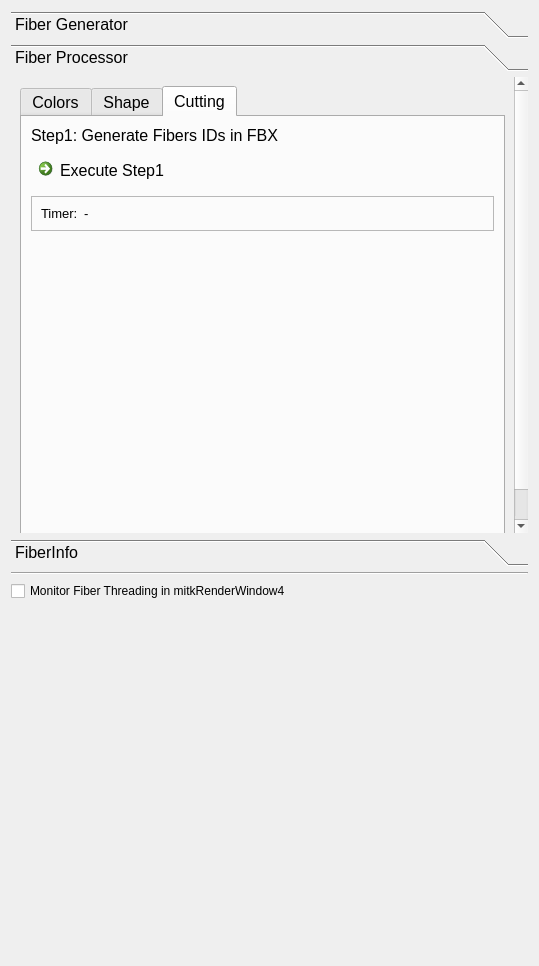
This is Modules/Bundles/org.mitk.gui.qt.diffusionimaging/src/internal/QmitkFiberBundleDeveloperViewControls.ui in MITK/MITK as Qt 5 draws it before an edit. The edited form follows.
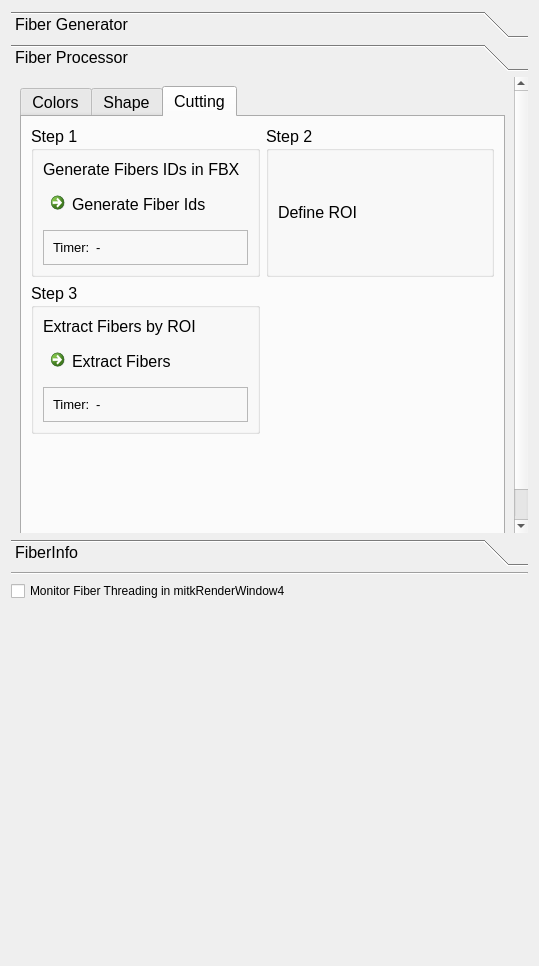
This is the edited form. The open tabs and pages were chosen to show the change.

Commit message: prototype fiber extraction

```diff
--- a/Modules/Bundles/org.mitk.gui.qt.diffusionimaging/src/internal/QmitkFiberBundleDeveloperViewControls.ui
+++ b/Modules/Bundles/org.mitk.gui.qt.diffusionimaging/src/internal/QmitkFiberBundleDeveloperViewControls.ui
@@ -777,14 +777,7 @@
            <string>Cutting</string>
           </attribute>
           <layout class="QGridLayout" name="gridLayout_15">
-           <item row="0" column="0">
-            <widget class="QLabel" name="label">
-             <property name="text">
-              <string>Step1: Generate Fibers IDs in FBX</string>
-             </property>
-            </widget>
-           </item>
-           <item row="5" column="0">
+           <item row="6" column="0">
             <spacer name="verticalSpacer_8">
              <property name="orientation">
               <enum>Qt::Vertical</enum>
@@ -797,7 +790,86 @@
              </property>
             </spacer>
            </item>
+           <item row="3" column="0">
+            <widget class="QGroupBox" name="groupBox_13">
+             <property name="title">
+              <string>Step 3</string>
+             </property>
+             <layout class="QGridLayout" name="gridLayout_20">
+              <item row="0" column="0">
+               <widget class="QLabel" name="label_3">
+                <property name="text">
+                 <string>Extract Fibers by ROI</string>
+                </property>
+               </widget>
+              </item>
+              <item row="1" column="0">
+               <widget class="QCommandLinkButton" name="buttonExtractFibers">
+                <property name="text">
+                 <string>Extract Fibers</string>
+                </property>
+               </widget>
+              </item>
            <item row="2" column="0">
+               <widget class="QFrame" name="frame_6">
+                <property name="frameShape">
+                 <enum>QFrame::StyledPanel</enum>
+                </property>
+                <property name="frameShadow">
+                 <enum>QFrame::Raised</enum>
+                </property>
+                <layout class="QFormLayout" name="formLayout_5">
+                 <item row="0" column="0">
+                  <widget class="QLabel" name="labelTimerExtractFibers">
+                   <property name="font">
+                    <font>
+                     <pointsize>10</pointsize>
+                    </font>
+                   </property>
+                   <property name="text">
+                    <string>Timer:</string>
+                   </property>
+                  </widget>
+                 </item>
+                 <item row="0" column="1">
+                  <widget class="QLabel" name="infoTimerExtractFibers">
+                   <property name="font">
+                    <font>
+                     <pointsize>10</pointsize>
+                    </font>
+                   </property>
+                   <property name="text">
+                    <string>-</string>
+                   </property>
+                  </widget>
+                 </item>
+                </layout>
+               </widget>
+              </item>
+             </layout>
+            </widget>
+           </item>
+           <item row="1" column="0">
+            <widget class="QGroupBox" name="groupBox_11">
+             <property name="title">
+              <string>Step 1</string>
+             </property>
+             <layout class="QGridLayout" name="gridLayout_18">
+              <item row="0" column="0">
+               <widget class="QLabel" name="label">
+                <property name="text">
+                 <string>Generate Fibers IDs in FBX</string>
+                </property>
+               </widget>
+              </item>
+              <item row="1" column="0">
+               <widget class="QCommandLinkButton" name="buttonGenerateFiberIds">
+                <property name="text">
+                 <string>Generate Fiber Ids</string>
+                </property>
+               </widget>
+              </item>
+              <item row="2" column="0" rowspan="2">
             <widget class="QFrame" name="frame_2">
              <property name="frameShape">
               <enum>QFrame::StyledPanel</enum>
@@ -836,11 +908,23 @@
              </layout>
             </widget>
            </item>
-           <item row="1" column="0">
-            <widget class="QCommandLinkButton" name="buttonGenerateFiberIds">
+             </layout>
+            </widget>
+           </item>
+           <item row="1" column="1">
+            <widget class="QGroupBox" name="groupBox_12">
+             <property name="title">
+              <string>Step 2</string>
+             </property>
+             <layout class="QGridLayout" name="gridLayout_19">
+              <item row="0" column="0">
+               <widget class="QLabel" name="label_2">
              <property name="text">
-              <string>Execute Step1</string>
-             </property>
+                 <string>Define ROI</string>
+                </property>
+               </widget>
+              </item>
+             </layout>
             </widget>
            </item>
           </layout>
```
Left out of the diff: 45 changed lines with no effect on the pictures. Lines whose indentation alone changed are shown as unchanged. The commit also changes 2 other files.
